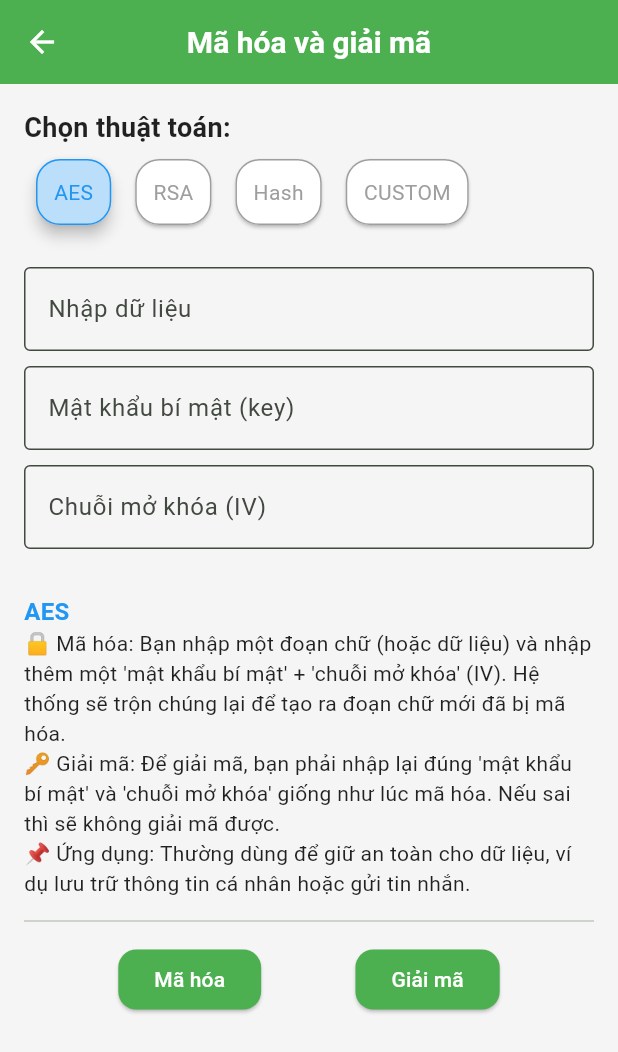
After one commit to LeTienIT/flutter_AllInOne, a Flutter app: the CryptoScreen screen opened by its route, after a tap on "Mã hóa", on a phone screen of 412 x 824 dp. The commit adds this screen. Shown: the top 1052 px of the screen. Run offline on Flutter 3.47's test engine with Material 3 defaults, Android fonts, the phone set to English and light mode, and no system bars; our stand-ins replace dio, dropdown_search, fl_chart, flutter_cache_manager, flutter_fortune_wheel, flutter_riverpod and 5 more; missing offline and left inert: encrypt, flutter_simple_calculator, full_calender, image_gallery_saver_plus, lunar_calendar_plus, pointycastle and 1 more; accounts and stored records are empty; Roboto replaces fonts that are missing (DFVN).

Commit message:
Thêm tính năng mã hóa - giải mã.

```diff
--- a/lib/core/app_router.dart
+++ b/lib/core/app_router.dart
@@ -4,6 +4,7 @@ import 'package:all_in_one_tool/features/calculator/expression_screen.dart';
 import 'package:all_in_one_tool/features/calculator/math_graph_screen.dart';
 import 'package:all_in_one_tool/features/calendar/calendar_more_screen.dart';
 import 'package:all_in_one_tool/features/calendar/calendar_screen.dart';
+import 'package:all_in_one_tool/features/encryption/encryption_screen.dart';
 import 'package:all_in_one_tool/features/image/image_screen.dart';
 import 'package:all_in_one_tool/features/random/coin_animation.dart';
 import 'package:all_in_one_tool/features/time/time_screen.dart';
@@ -71,7 +72,8 @@ class AppRouter{
       case '/breathing-run':
         final arg = setting.arguments as int;
         return MaterialPageRoute(builder: (_) => BreathingRun(mode: arg,));
-
+      case '/encryption':
+        return MaterialPageRoute(builder: (_) => CryptoScreen());
 
       default:
         return MaterialPageRoute(
--- a/lib/features/breathing/breathing_animation.dart
+++ b/lib/features/breathing/breathing_animation.dart
@@ -174,7 +174,7 @@ class _BreathingRunState extends State<BreathingRun> with SingleTickerProviderSt
     );
 
     return Scaffold(
-      appBar: AppBar(title: const Text("Breathing Run")),
+      appBar: AppBar(title: const Text("Bài tập hít thở")),
       body: Stack(
         children: [
           if(!_isCountingDown)...[
--- a/lib/features/breathing/breathing_screen.dart
+++ b/lib/features/breathing/breathing_screen.dart
@@ -13,7 +13,7 @@ class _BreathingScreen extends State<BreathingScreen>{
   @override
   Widget build(BuildContext context) {
     return Scaffold(
-      appBar: AppBar(title: Text("Hít thở"),),
+      appBar: AppBar(title: Text("Các bài hít thở"),),
       body: SingleChildScrollView(
         child: Column(
           children: [
--- /dev/null
+++ b/lib/features/encryption/encryption_screen.dart
@@ -0,0 +1,290 @@
+import 'package:flutter/material.dart';
+import 'package:flutter/services.dart';
+import 'custom.dart';
+import 'encryption_controller.dart'; // 👈 file bạn đã viết CryptoModule
+
+class CryptoScreen extends StatefulWidget {
+  const CryptoScreen({super.key});
+
+  @override
+  State<CryptoScreen> createState() => _CryptoScreenState();
+}
+
+class _CryptoScreenState extends State<CryptoScreen> {
+  String _selected = "AES";
+  String _result = "";
+
+  final TextEditingController _inputController = TextEditingController();
+  final TextEditingController _keyController = TextEditingController();
+  final TextEditingController _ivController = TextEditingController();
+  final TextEditingController _publicKeyController = TextEditingController();
+  final TextEditingController _privateKeyController = TextEditingController();
+
+  final Map<String, Map<String, String>> _info = {
+    "AES": {
+      "id": "AES",
+      "title": "AES",
+      "encrypt": "Bạn nhập một đoạn chữ (hoặc dữ liệu) và nhập thêm một 'mật khẩu bí mật' + 'chuỗi mở khóa' (IV). Hệ thống sẽ trộn chúng lại để tạo ra đoạn chữ mới đã bị mã hóa.",
+      "decrypt": "Để giải mã, bạn phải nhập lại đúng 'mật khẩu bí mật' và 'chuỗi mở khóa' giống như lúc mã hóa. Nếu sai thì sẽ không giải mã được.",
+      "usage": "Thường dùng để giữ an toàn cho dữ liệu, ví dụ lưu trữ thông tin cá nhân hoặc gửi tin nhắn.",
+    },
+    "RSA": {
+      "id": "RSA",
+      "title": "RSA",
+      "encrypt": "Bạn nhập một đoạn chữ, hệ thống sẽ dùng 'chìa khóa công khai' để khóa (mã hóa) đoạn chữ đó. Người khác có thể gửi cho bạn bản đã mã hóa.",
+      "decrypt": "Bạn dùng 'chìa khóa bí mật' của riêng bạn để mở khóa (giải mã). Chỉ bạn mới có chìa khóa này.",
+      "usage": "Thường dùng khi cần gửi dữ liệu an toàn cho một người cụ thể, hoặc để ký xác nhận dữ liệu.",
+    },
+    "Hash": {
+      "id": "Hash",
+      "title": "Hash (SHA-256)",
+      "encrypt": "Bạn nhập một đoạn chữ, hệ thống sẽ tạo ra một chuỗi mã cố định (gọi là dấu vân tay kỹ thuật số). Chuỗi này không thể đổi ngược lại thành chữ ban đầu.",
+      "decrypt": "Không thể giải mã được. Đây chỉ là một cách để tạo ra mã nhận dạng duy nhất cho dữ liệu.",
+      "usage": "Thường dùng để kiểm tra xem dữ liệu có bị thay đổi hay không (ví dụ kiểm tra mật khẩu, kiểm tra file tải về).",
+    },
+    "CUSTOM": {
+      "id": "CUSTOM",
+      "title": "Tự định nghĩa",
+      "encrypt": "Bạn tự định nghĩa ra 1 bảng mã hóa [Đơn giản chỉ là thay thế ký tự: VD: A -> !!!]",
+      "decrypt": "Sẽ sử dụng chính bảng mã hóa do bạn định nghĩa",
+      "usage": "Tùy ý chí của bạn.",
+    },
+  };
+
+  void _encrypt() async {
+    final text = _inputController.text;
+    if (text.isEmpty) return;
+
+    String res = "";
+    try {
+      if (_selected == "AES") {
+        res = CryptoModule.aesEncrypt(
+          text,
+          _keyController.text,
+          _ivController.text,
+        );
+      } else if (_selected == "RSA") {
+        res = CryptoModule.rsaEncrypt(
+          text,
+          _publicKeyController.text,
+        );
+      } else if (_selected == "Hash") {
+        res = CryptoModule.sha256(text);
+      } else if(_selected == "CUSTOM"){
+        res = "Đang xử lý ...";
+        final rs = await CryptoModule.encode(text);
+        res = rs;
+      }
+    } catch (e) {
+      res = "Lỗi: $e";
+    }
+
+    setState(() {
+      _result = res;
+    });
+  }
+
+  void _decrypt() async {
+    final text = _inputController.text;
+    if (text.isEmpty) return;
+
+    String res = "";
+    try {
+      if (_selected == "AES") {
+        res = CryptoModule.aesDecrypt(
+          text,
+          _keyController.text,
+          _ivController.text,
+        );
+      } else if (_selected == "RSA") {
+        res = CryptoModule.rsaDecrypt(
+          text,
+          _privateKeyController.text,
+        );
+      }else if(_selected == "CUSTOM"){
+        res = "Đang xử lý ...";
+        final rs = await CryptoModule.decode(text);
+        res = rs;
+      }
+      else {
+        res = "Thuật toán này không có giải mã.";
+      }
+    } catch (e) {
+      res = "Lỗi: $e";
+    }
+
+    setState(() {
+      _result = res;
+    });
+  }
+
+  @override
+  Widget build(BuildContext context) {
+    final data = _info[_selected]!;
+
+    return Scaffold(
+      appBar: AppBar(title: const Text("Mã hóa và giải mã")),
+      body: Padding(
+        padding: const EdgeInsets.all(16.0),
+        child: ListView(
+          children: [
+            // Chọn thuật toán
+            const Text(
+              "Chọn thuật toán:",
+              style: TextStyle(fontSize: 18, fontWeight: FontWeight.bold),
+            ),
+            _buildSelect(),
+
+            const SizedBox(height: 20),
+            // Ô nhập liệu
+            TextField(
+              controller: _inputController,
+              decoration: const InputDecoration(
+                border: OutlineInputBorder(),
+                labelText: "Nhập dữ liệu",
+              ),
+            ),
+            const SizedBox(height: 10),
+
+            if (_selected == "AES") ...[
+              TextField(
+                controller: _keyController,
+                decoration: const InputDecoration(
+                  border: OutlineInputBorder(),
+                  labelText: "Mật khẩu bí mật (key)",
+                ),
+              ),
+              const SizedBox(height: 10),
+              TextField(
+                controller: _ivController,
+                decoration: const InputDecoration(
+                  border: OutlineInputBorder(),
+                  labelText: "Chuỗi mở khóa (IV)",
+                ),
+              ),
+            ],
+            if (_selected == "RSA") ...[
+              TextField(
+                controller: _publicKeyController,
+                maxLines: 3,
+                decoration: const InputDecoration(
+                  border: OutlineInputBorder(),
+                  labelText: "Public Key (dùng để mã hóa)",
+                ),
+              ),
+              const SizedBox(height: 10),
+              TextField(
+                controller: _privateKeyController,
+                maxLines: 3,
+                decoration: const InputDecoration(
+                  border: OutlineInputBorder(),
+                  labelText: "Private Key (dùng để giải mã)",
+                ),
+              ),
+            ],
+            if(_selected == "CUSTOM")...[
+              Center(
+                child: ElevatedButton(
+                  onPressed: () async {
+                    final result = await showDialog(
+                      context: context,
+                      builder: (_) => const CustomMappingDialog(),
+                    );
+                  },
+                  child: const Text("Chỉnh sửa bảng thay thế"),
+                ),
+              )
+            ],
+
+            const SizedBox(height: 20),
+            // Kết quả
+            if (_result.isNotEmpty) ...[
+              const Text("Kết quả:", style: TextStyle(fontWeight: FontWeight.bold)),
+              Container(
+                padding: const EdgeInsets.all(12),
+                margin: const EdgeInsets.only(top: 5, bottom: 10),
+                decoration: BoxDecoration(
+                  border: Border.all(color: Colors.grey.shade400),
+                  borderRadius: BorderRadius.circular(8),
+                ),
+                child: Row(
+                  children: [
+                    Expanded(child: SelectableText(_result)),
+                    IconButton(
+                      icon: const Icon(Icons.copy),
+                      onPressed: () {
+                        Clipboard.setData(ClipboardData(text: _result));
+                        ScaffoldMessenger.of(context).showSnackBar(
+                          const SnackBar(content: Text("Đã sao chép kết quả")),
+                        );
+                      },
+                    ),
+                  ],
+                ),
+              ),
+            ],
+
+            const SizedBox(height: 10),
+            Text(
+              data["title"]!,
+              style: const TextStyle(
+                  fontSize: 16, fontWeight: FontWeight.bold, color: Colors.blue),
+            ),
+            Text("🔒 Mã hóa: ${data["encrypt"]}"),
+            Text("🔑 Giải mã: ${data["decrypt"]}"),
+            Text("📌 Ứng dụng: ${data["usage"]}"),
+            const Divider(height: 30),
+            // Nút hành động
+            Row(
+              mainAxisAlignment: MainAxisAlignment.spaceEvenly,
+              children: [
+                ElevatedButton(
+                  onPressed: _encrypt,
+                  child: const Text("Mã hóa"),
+                ),
+                ElevatedButton(
+                  onPressed: _decrypt,
+                  child: const Text("Giải mã"),
+                ),
+              ],
+            )
+          ],
+        ),
+      ),
+    );
+  }
+
+  Widget _buildSelect(){
+    return Wrap(
+      children: [
+        ..._info.entries.map((inf){
+          return _buildOption(inf.value);
+        })
+      ],
+    );
+  }
+  Widget _buildOption(Map<String, String> data) {
+    final isSelected = _selected == data['id'];
+    return GestureDetector(
+      onTap: () => setState(() => _selected = data['id']!),
+      child: Card(
+        color: isSelected ? Colors.blue.shade100 : Colors.white,
+        elevation: isSelected ? 4 : 1,
+        shape: RoundedRectangleBorder(
+          borderRadius: BorderRadius.circular(16),
+          side: BorderSide(color: isSelected ? Colors.blue : Colors.grey),
+        ),
+        child: Padding(
+          padding: const EdgeInsets.all(12),
+          child: Column(
+            mainAxisSize: MainAxisSize.min,
+            children: [
+              Text(data['id']!, style: TextStyle(color: isSelected ? Colors.blue : Colors.grey)),
+            ],
+          ),
+        ),
+      ),
+    );
+  }
+
+}
--- a/pubspec.yaml
+++ b/pubspec.yaml
@@ -2,7 +2,7 @@ name: all_in_one_tool
 description: "Tất cả các tiện ích cá nhân sử dụng hằng ngày - AllinOne Tools"
 publish_to: 'none'
 
-version: 9.0.1+13
+version: 10.0.1+14
 
 environment:
   sdk: ^3.7.2
@@ -49,6 +49,7 @@ dependencies:
   flutter_cache_manager: ^3.4.1
 
   flutter_fortune_wheel: ^1.3.2
+  pointycastle: ^3.6.2
 
 dev_dependencies:
   flutter_test:
```
Also changed, not shown: lib/features/encryption/custom.dart (added, +82 -0 lines), lib/features/encryption/encryption_controller.dart (added, +93 -0 lines), pubspec.lock.
